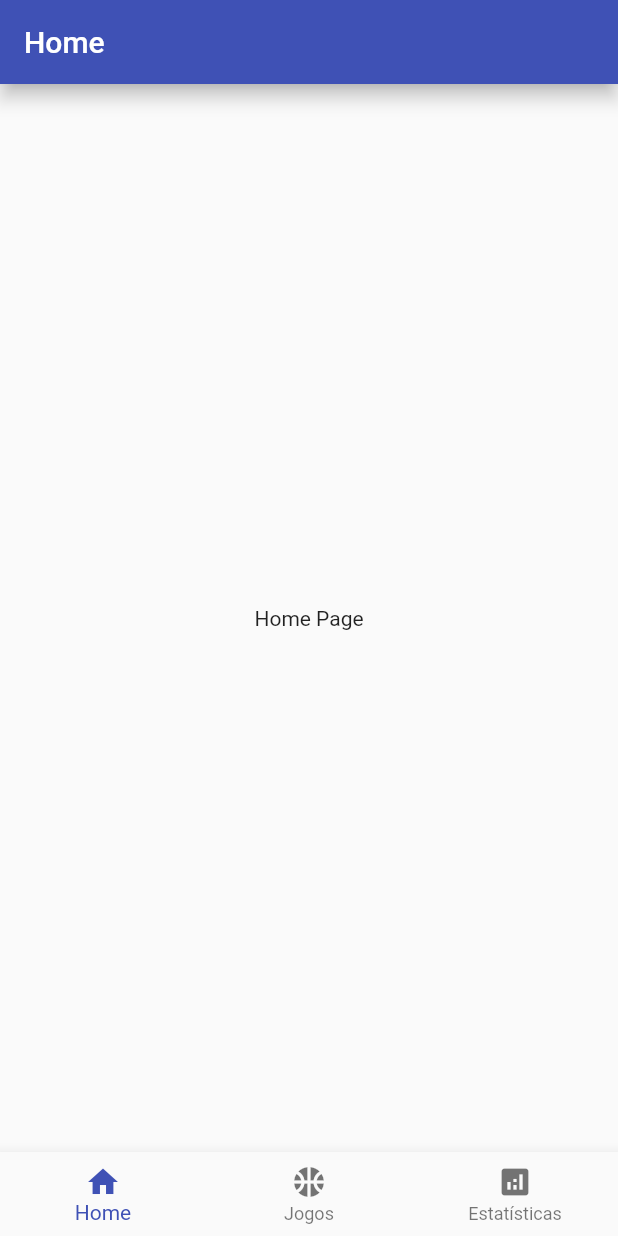
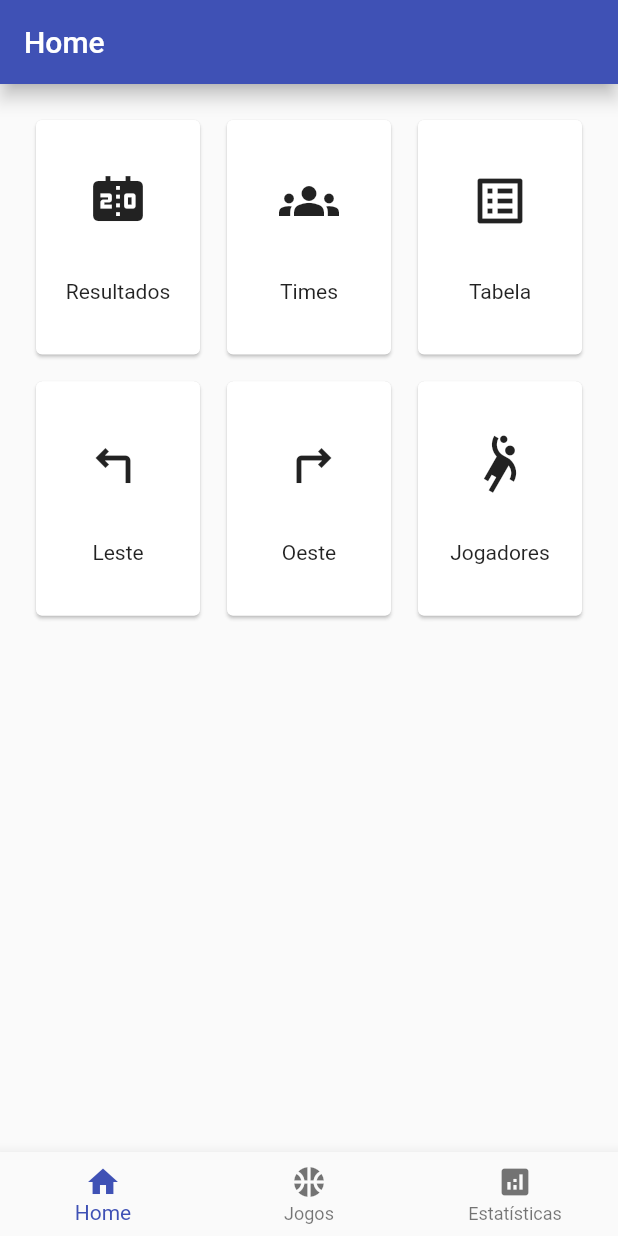
Before and after one commit to L1malucas/nba, a Flutter app: the screen it shows after launch, on a phone screen of 412 x 824 dp. Run offline on Flutter 3.47's test engine with Material 2 defaults, Android fonts, the phone set to English and light mode, and no system bars.

Commit message:
feat: adição de novas telas, requisição dos times e componentes adicionados

```diff
--- /dev/null
+++ b/lib/components/requests.dart
@@ -0,0 +1,25 @@
+// ignore_for_file: avoid_print
+
+import 'dart:convert';
+import 'package:http/http.dart' as http;
+import 'package:nbainfo/models/team.dart';
+
+List<Time> times = [];
+
+Future getTeams() async {
+  var response = await http.get(Uri.https("balldontlie.io", "api/v1/teams"));
+  print('response.body ${response.body}');
+  var jsonData = jsonDecode(response.body);
+
+  if (times.length <= 30) {
+    for (var cadaTime in jsonData['data']) {
+      final time = Time(
+          nome: cadaTime['name'],
+          sigla: cadaTime['abbreviation'],
+          conferencia: cadaTime['conference']);
+      times.add(time);
+      print('times.length ${times.length}');
+      print('cada time $cadaTime');
+    }
+  }
+}
--- a/lib/home.dart
+++ /dev/null
@@ -1,33 +0,0 @@
-import 'package:flutter/material.dart';
-import 'package:flutter/foundation.dart';
-
-class Home extends StatelessWidget {
-  const Home({super.key});
-
-  @override
-  Widget build(BuildContext context) {
-    return Scaffold(
-      appBar: AppBar(
-        title: const Text("Home"),
-        elevation: defaultTargetPlatform == TargetPlatform.android ? 5.0 : 0.0,
-      ),
-      body: const Center(child: Text('Home Page')),
-      bottomNavigationBar: BottomNavigationBar(
-        items: const <BottomNavigationBarItem>[
-          BottomNavigationBarItem(
-            icon: Icon(Icons.home),
-            label: 'Home',
-          ),
-          BottomNavigationBarItem(
-            icon: Icon(Icons.sports_basketball),
-            label: 'Jogos',
-          ),
-          BottomNavigationBarItem(
-            icon: Icon(Icons.analytics),
-            label: 'Estatísticas',
-          ),
-        ],
-      ),
-    );
-  }
-}
--- a/lib/main.dart
+++ b/lib/main.dart
@@ -1,5 +1,5 @@
 import 'package:flutter/material.dart';
-import 'package:nbainfo/home.dart';
+import 'package:nbainfo/pages/telaInicial.dart';
 
 void main() {
   runApp(const MyApp());
@@ -15,7 +15,7 @@ class MyApp extends StatelessWidget {
       color: Colors.blueGrey,
       theme:
           ThemeData(primarySwatch: Colors.indigo, primaryColor: Colors.indigo),
-      home: const Home(),
+      home:  Home(),
     );
   }
 }
--- /dev/null
+++ b/lib/pages/telaInicial.dart
@@ -0,0 +1,95 @@
+import 'package:flutter/material.dart';
+import 'package:flutter/foundation.dart';
+import 'package:nbainfo/pages/telaJogadores.dart';
+import 'package:nbainfo/pages/telaResultados.dart';
+import 'package:nbainfo/pages/telaTimes.dart';
+
+class Home extends StatelessWidget {
+  Home({super.key});
+
+  final List<String> _itens = [
+    "Resultados",
+    "Times",
+    "Tabela",
+    "Leste",
+    "Oeste",
+    "Jogadores"
+  ];
+  final List<IconData> _icones = [
+    Icons.scoreboard,
+    Icons.groups,
+    Icons.list_alt,
+    Icons.turn_left,
+    Icons.turn_right,
+    Icons.sports_handball
+  ];
+
+  final List telas = [
+    const Resultados(),
+    const ExibeTimes(),
+    const Jogadores(),
+  ];
+
+  @override
+  Widget build(BuildContext context) {
+    return Scaffold(
+      appBar: AppBar(
+        title: const Text("Home"),
+        elevation: defaultTargetPlatform == TargetPlatform.android ? 5.0 : 0.0,
+      ),
+      body: Padding(
+        padding: const EdgeInsets.all(20.0),
+        child: GridView.count(
+          crossAxisCount: 3,
+          shrinkWrap: true,
+          crossAxisSpacing: 10.0,
+          mainAxisSpacing: 10.0,
+          childAspectRatio: 1 / 1.4,
+          children: List.generate(_itens.length, (index) {
+            return Center(
+              child: Card(
+                child: InkWell(
+                  onTap: () {
+                    Navigator.of(context)
+                        .push(MaterialPageRoute(builder: ((context) {telas[index];})));
+                  },
+                  child: SizedBox(
+                    height: 400,
+                    width: 400,
+                    child: Column(
+                      mainAxisAlignment: MainAxisAlignment.center,
+                      children: [
+                        Icon(size: 40, _icones[index]),
+                        const SizedBox(height: 32),
+                        Text(
+                          _itens[index],
+                          textAlign: TextAlign.center,
+                        )
+                      ],
+                    ),
+                  ),
+                ),
+              ),
+            );
+          }),
+        ),
+      ),
+      bottomNavigationBar: BottomNavigationBar(
+        items: const <BottomNavigationBarItem>[
+          BottomNavigationBarItem(
+            icon: Icon(Icons.home),
+            label: 'Home',
+          ),
+          BottomNavigationBarItem(
+            icon: Icon(Icons.sports_basketball),
+            label: 'Jogos',
+          ),
+          BottomNavigationBarItem(
+            icon: Icon(Icons.analytics),
+            label: 'Estatísticas',
+          ),
+        ],
+      ),
+    );
+  }
+}
--- /dev/null
+++ b/lib/pages/telaJogadores.dart
@@ -0,0 +1,10 @@
+import 'package:flutter/material.dart';
+
+class Jogadores extends StatelessWidget {
+  const Jogadores({super.key});
+
+  @override
+  Widget build(BuildContext context) {
+    return Scaffold();
+  }
+}
--- /dev/null
+++ b/lib/pages/telaResultados.dart
@@ -0,0 +1,10 @@
+import 'package:flutter/material.dart';
+
+class Resultados extends StatelessWidget {
+  const Resultados({super.key});
+
+  @override
+  Widget build(BuildContext context) {
+    return Scaffold();
+  }
+}
```
Also changed, not shown: lib/models/team.dart (added, +11 -0 lines), lib/pages/telaTimes.dart (added, +39 -0 lines), lib/pages/telaTabela.dart (added).
